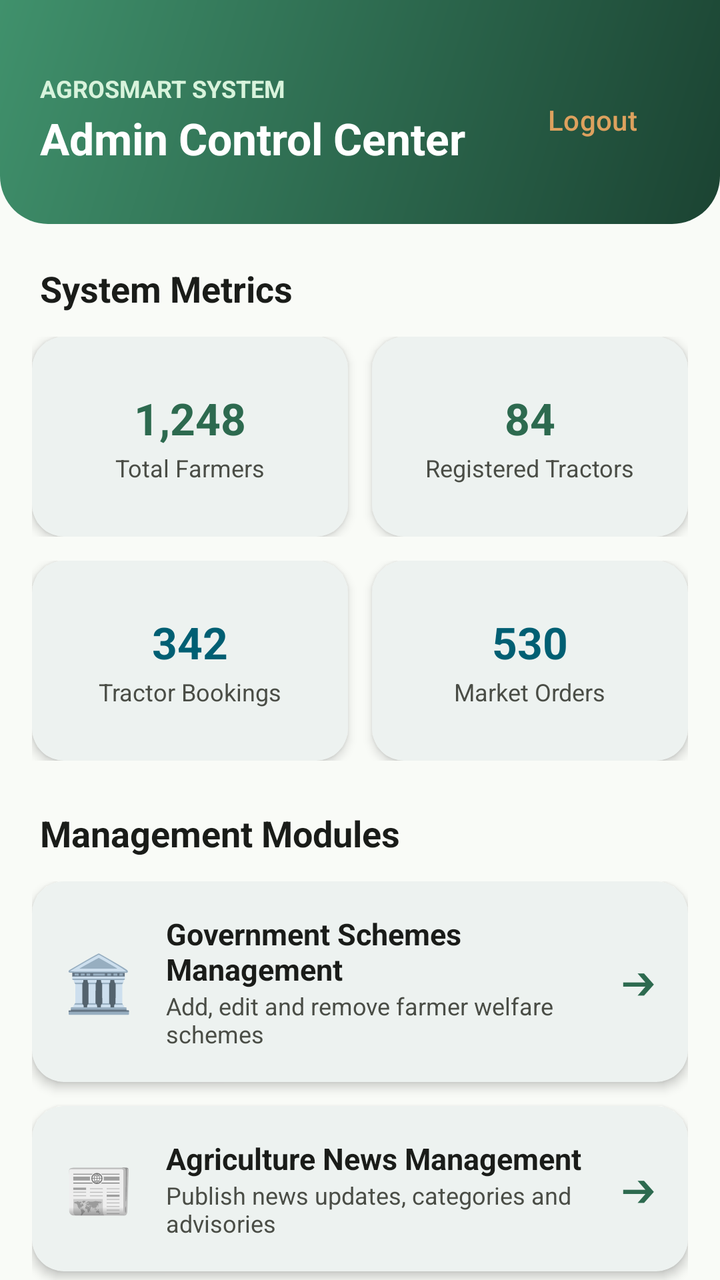
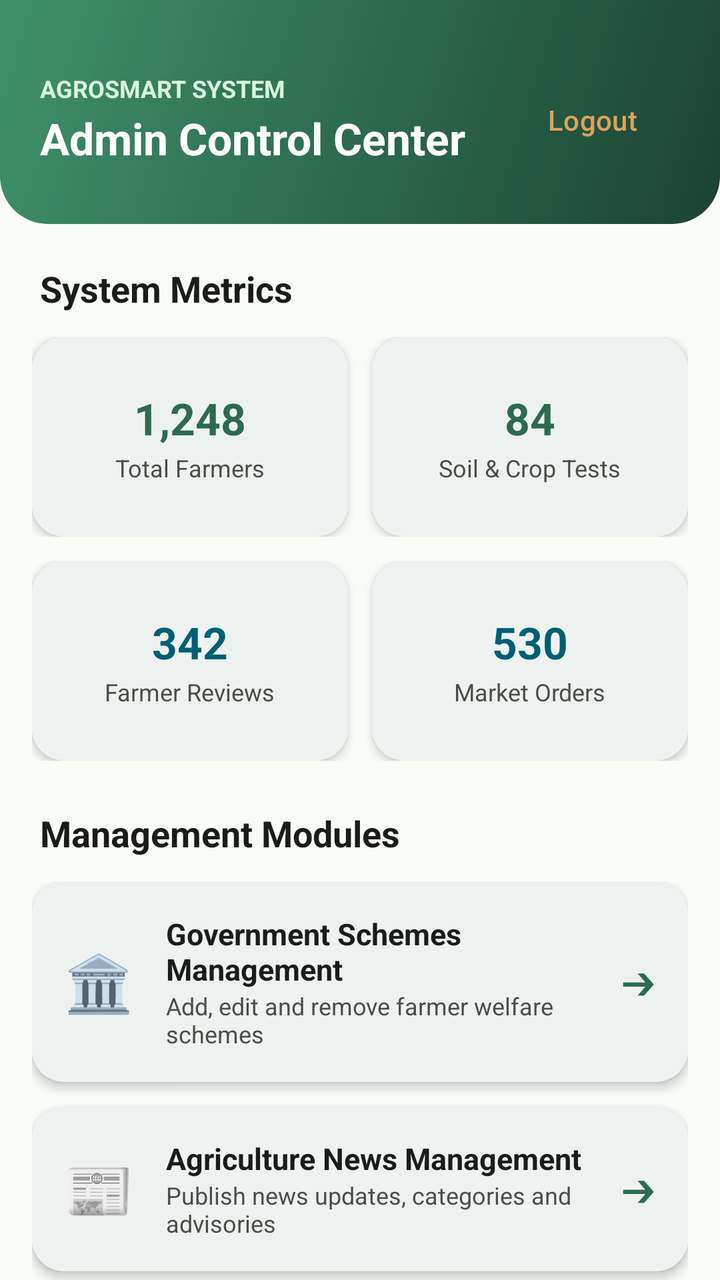

Compare the two renders of this Android layout. The source of the first and the diff that turns it into the second are given below.
<!-- AndroidManifest.xml: application theme Theme.AgroSmart -->
<!-- res/layout/activity_admin_dashboard.xml -->
<?xml version="1.0" encoding="utf-8"?>
<androidx.core.widget.NestedScrollView xmlns:android="http://schemas.android.com/apk/res/android"
    xmlns:app="http://schemas.android.com/apk/res-auto"
    xmlns:tools="http://schemas.android.com/tools"
    android:layout_width="match_parent"
    android:layout_height="match_parent"
    android:background="@color/bg_warm_cream">

    <LinearLayout
        android:layout_width="match_parent"
        android:layout_height="wrap_content"
        android:orientation="vertical"
        android:paddingBottom="32dp">

        
        <androidx.constraintlayout.widget.ConstraintLayout
            android:layout_width="match_parent"
            android:layout_height="wrap_content"
            android:background="@drawable/bg_gradient_header"
            android:paddingStart="20dp"
            android:paddingTop="36dp"
            android:paddingEnd="20dp"
            android:paddingBottom="28dp">

            <TextView
                android:id="@+id/tvAdminTag"
                android:layout_width="wrap_content"
                android:layout_height="wrap_content"
                android:text="AGROSMART SYSTEM"
                android:textColor="@color/forest_green_surface"
                android:textSize="12sp"
                android:textStyle="bold"
                app:layout_constraintStart_toStartOf="parent"
                app:layout_constraintTop_toTopOf="parent" />

            <TextView
                android:id="@+id/tvAdminTitle"
                android:layout_width="0dp"
                android:layout_height="wrap_content"
                android:layout_marginTop="2dp"
                android:text="Admin Control Center"
                android:textColor="@color/white"
                android:textSize="22sp"
                android:textStyle="bold"
                app:layout_constraintEnd_toStartOf="@+id/btnLogout"
                app:layout_constraintStart_toStartOf="parent"
                app:layout_constraintTop_toBottomOf="@+id/tvAdminTag" />

            <com.google.android.material.button.MaterialButton
                android:id="@+id/btnLogout"
                style="@style/Widget.Material3.Button.TextButton"
                android:layout_width="wrap_content"
                android:layout_height="wrap_content"
                android:text="Logout"
                android:textColor="@color/harvest_wheat"
                app:layout_constraintBottom_toBottomOf="@+id/tvAdminTitle"
                app:layout_constraintEnd_toEndOf="parent"
                app:layout_constraintTop_toTopOf="@+id/tvAdminTag" />
        </androidx.constraintlayout.widget.ConstraintLayout>

        
        <TextView
            android:layout_width="wrap_content"
            android:layout_height="wrap_content"
            android:layout_marginStart="20dp"
            android:layout_marginTop="20dp"
            android:layout_marginBottom="12dp"
            android:text="System Metrics"
            android:textColor="@color/text_primary"
            android:textSize="18sp"
            android:textStyle="bold" />

        
        <LinearLayout
            android:layout_width="match_parent"
            android:layout_height="wrap_content"
            android:orientation="horizontal"
            android:paddingStart="16dp"
            android:paddingEnd="16dp">

            <com.google.android.material.card.MaterialCardView
                style="@style/Widget.AgroSmart.Card"
                android:layout_width="0dp"
                android:layout_height="100dp"
                android:layout_marginEnd="6dp"
                android:layout_weight="1">

                <LinearLayout
                    android:layout_width="match_parent"
                    android:layout_height="match_parent"
                    android:gravity="center"
                    android:orientation="vertical"
                    android:padding="12dp">

                    <TextView
                        android:id="@+id/tvTotalFarmers"
                        android:layout_width="wrap_content"
                        android:layout_height="wrap_content"
                        android:text="1,248"
                        android:textColor="@color/forest_green_primary"
                        android:textSize="22sp"
                        android:textStyle="bold" />

                    <TextView
                        android:layout_width="wrap_content"
                        android:layout_height="wrap_content"
                        android:layout_marginTop="2dp"
                        android:text="Total Farmers"
                        android:textColor="@color/text_secondary"
                        android:textSize="12sp" />
                </LinearLayout>
            </com.google.android.material.card.MaterialCardView>

            <com.google.android.material.card.MaterialCardView
                style="@style/Widget.AgroSmart.Card"
                android:layout_width="0dp"
                android:layout_height="100dp"
                android:layout_marginStart="6dp"
                android:layout_weight="1">

                <LinearLayout
                    android:layout_width="match_parent"
                    android:layout_height="match_parent"
                    android:gravity="center"
                    android:orientation="vertical"
                    android:padding="12dp">

                    <TextView
                        android:id="@+id/tvTotalTractors"
                        android:layout_width="wrap_content"
                        android:layout_height="wrap_content"
                        android:text="84"
                        android:textColor="@color/forest_green_primary"
                        android:textSize="22sp"
                        android:textStyle="bold" />

                    <TextView
                        android:layout_width="wrap_content"
                        android:layout_height="wrap_content"
                        android:layout_marginTop="2dp"
                        android:text="Registered Tractors"
                        android:textColor="@color/text_secondary"
                        android:textSize="12sp" />
                </LinearLayout>
            </com.google.android.material.card.MaterialCardView>
        </LinearLayout>

        
        <LinearLayout
            android:layout_width="match_parent"
            android:layout_height="wrap_content"
            android:layout_marginTop="12dp"
            android:orientation="horizontal"
            android:paddingStart="16dp"
            android:paddingEnd="16dp">

            <com.google.android.material.card.MaterialCardView
                style="@style/Widget.AgroSmart.Card"
                android:layout_width="0dp"
                android:layout_height="100dp"
                android:layout_marginEnd="6dp"
                android:layout_weight="1">

                <LinearLayout
                    android:layout_width="match_parent"
                    android:layout_height="match_parent"
                    android:gravity="center"
                    android:orientation="vertical"
                    android:padding="12dp">

                    <TextView
                        android:id="@+id/tvTotalBookings"
                        android:layout_width="wrap_content"
                        android:layout_height="wrap_content"
                        android:text="342"
                        android:textColor="@color/deep_teal"
                        android:textSize="22sp"
                        android:textStyle="bold" />

                    <TextView
                        android:layout_width="wrap_content"
                        android:layout_height="wrap_content"
                        android:layout_marginTop="2dp"
                        android:text="Tractor Bookings"
                        android:textColor="@color/text_secondary"
                        android:textSize="12sp" />
                </LinearLayout>
            </com.google.android.material.card.MaterialCardView>

            <com.google.android.material.card.MaterialCardView
                style="@style/Widget.AgroSmart.Card"
                android:layout_width="0dp"
                android:layout_height="100dp"
                android:layout_marginStart="6dp"
                android:layout_weight="1">

                <LinearLayout
                    android:layout_width="match_parent"
                    android:layout_height="match_parent"
                    android:gravity="center"
                    android:orientation="vertical"
                    android:padding="12dp">

                    <TextView
                        android:id="@+id/tvTotalOrders"
                        android:layout_width="wrap_content"
                        android:layout_height="wrap_content"
                        android:text="530"
                        android:textColor="@color/deep_teal"
                        android:textSize="22sp"
                        android:textStyle="bold" />

                    <TextView
                        android:layout_width="wrap_content"
                        android:layout_height="wrap_content"
                        android:layout_marginTop="2dp"
                        android:text="Market Orders"
                        android:textColor="@color/text_secondary"
                        android:textSize="12sp" />
                </LinearLayout>
            </com.google.android.material.card.MaterialCardView>
        </LinearLayout>

        
        <TextView
            android:layout_width="wrap_content"
            android:layout_height="wrap_content"
            android:layout_marginStart="20dp"
            android:layout_marginTop="24dp"
            android:layout_marginBottom="12dp"
            android:text="Management Modules"
            android:textColor="@color/text_primary"
            android:textSize="18sp"
            android:textStyle="bold" />

        
        <LinearLayout
            android:layout_width="match_parent"
            android:layout_height="wrap_content"
            android:orientation="vertical"
            android:paddingStart="16dp"
            android:paddingEnd="16dp">

            
            <com.google.android.material.card.MaterialCardView
                android:id="@+id/cardManageSchemes"
                style="@style/Widget.AgroSmart.Card"
                android:layout_width="match_parent"
                android:layout_height="wrap_content"
                android:layout_marginBottom="12dp"
                android:clickable="true"
                android:focusable="true">

                <LinearLayout
                    android:layout_width="match_parent"
                    android:layout_height="wrap_content"
                    android:gravity="center_vertical"
                    android:orientation="horizontal"
                    android:padding="16dp">

                    <TextView
                        android:layout_width="wrap_content"
                        android:layout_height="wrap_content"
                        android:text="🏛️"
                        android:textSize="28sp" />

                    <LinearLayout
                        android:layout_width="0dp"
                        android:layout_height="wrap_content"
                        android:layout_marginStart="16dp"
                        android:layout_weight="1"
                        android:orientation="vertical">

                        <TextView
                            android:layout_width="wrap_content"
                            android:layout_height="wrap_content"
                            android:text="Government Schemes Management"
                            android:textColor="@color/text_primary"
                            android:textSize="15sp"
                            android:textStyle="bold" />

                        <TextView
                            android:layout_width="wrap_content"
                            android:layout_height="wrap_content"
                            android:text="Add, edit and remove farmer welfare schemes"
                            android:textColor="@color/text_secondary"
                            android:textSize="12sp" />
                    </LinearLayout>

                    <TextView
                        android:layout_width="wrap_content"
                        android:layout_height="wrap_content"
                        android:text="➔"
                        android:textColor="@color/forest_green_primary"
                        android:textSize="18sp" />
                </LinearLayout>
            </com.google.android.material.card.MaterialCardView>

            
            <com.google.android.material.card.MaterialCardView
                android:id="@+id/cardManageNews"
                style="@style/Widget.AgroSmart.Card"
                android:layout_width="match_parent"
                android:layout_height="wrap_content"
                android:layout_marginBottom="12dp"
                android:clickable="true"
                android:focusable="true">

                <LinearLayout
                    android:layout_width="match_parent"
                    android:layout_height="wrap_content"
                    android:gravity="center_vertical"
                    android:orientation="horizontal"
                    android:padding="16dp">

                    <TextView
                        android:layout_width="wrap_content"
                        android:layout_height="wrap_content"
                        android:text="📰"
                        android:textSize="28sp" />

                    <LinearLayout
                        android:layout_width="0dp"
                        android:layout_height="wrap_content"
                        android:layout_marginStart="16dp"
                        android:layout_weight="1"
                        android:orientation="vertical">

                        <TextView
                            android:layout_width="wrap_content"
                            android:layout_height="wrap_content"
                            android:text="Agriculture News Management"
                            android:textColor="@color/text_primary"
                            android:textSize="15sp"
                            android:textStyle="bold" />

                        <TextView
                            android:layout_width="wrap_content"
                            android:layout_height="wrap_content"
                            android:text="Publish news updates, categories and advisories"
                            android:textColor="@color/text_secondary"
                            android:textSize="12sp" />
                    </LinearLayout>

                    <TextView
                        android:layout_width="wrap_content"
                        android:layout_height="wrap_content"
                        android:text="➔"
                        android:textColor="@color/forest_green_primary"
                        android:textSize="18sp" />
                </LinearLayout>
            </com.google.android.material.card.MaterialCardView>

            
            <com.google.android.material.card.MaterialCardView
                android:id="@+id/cardManageCropPrices"
                style="@style/Widget.AgroSmart.Card"
                android:layout_width="match_parent"
                android:layout_height="wrap_content"
                android:layout_marginBottom="12dp"
                android:clickable="true"
                android:focusable="true">

                <LinearLayout
                    android:layout_width="match_parent"
                    android:layout_height="wrap_content"
                    android:gravity="center_vertical"
                    android:orientation="horizontal"
                    android:padding="16dp">

                    <TextView
                        android:layout_width="wrap_content"
                        android:layout_height="wrap_content"
                        android:text="📊"
                        android:textSize="28sp" />

                    <LinearLayout
                        android:layout_width="0dp"
                        android:layout_height="wrap_content"
                        android:layout_marginStart="16dp"
                        android:layout_weight="1"
                        android:orientation="vertical">

                        <TextView
                            android:layout_width="wrap_content"
                            android:layout_height="wrap_content"
                            android:text="Crop Prices Management"
                            android:textColor="@color/text_primary"
                            android:textSize="15sp"
                            android:textStyle="bold" />

                        <TextView
                            android:layout_width="wrap_content"
                            android:layout_height="wrap_content"
                            android:text="Update APMC market commodity rates"
                            android:textColor="@color/text_secondary"
                            android:textSize="12sp" />
                    </LinearLayout>

                    <TextView
                        android:layout_width="wrap_content"
                        android:layout_height="wrap_content"
                        android:text="➔"
                        android:textColor="@color/forest_green_primary"
                        android:textSize="18sp" />
                </LinearLayout>
            </com.google.android.material.card.MaterialCardView>

            
            <com.google.android.material.card.MaterialCardView
                android:id="@+id/cardManageCropGuides"
                style="@style/Widget.AgroSmart.Card"
                android:layout_width="match_parent"
                android:layout_height="wrap_content"
                android:layout_marginBottom="12dp"
                android:clickable="true"
                android:focusable="true">

                <LinearLayout
                    android:layout_width="match_parent"
                    android:layout_height="wrap_content"
                    android:gravity="center_vertical"
                    android:orientation="horizontal"
                    android:padding="16dp">

                    <TextView
                        android:layout_width="wrap_content"
                        android:layout_height="wrap_content"
                        android:text="🌿"
                        android:textSize="28sp" />

                    <LinearLayout
                        android:layout_width="0dp"
                        android:layout_height="wrap_content"
                        android:layout_marginStart="16dp"
                        android:layout_weight="1"
                        android:orientation="vertical">

                        <TextView
                            android:layout_width="wrap_content"
                            android:layout_height="wrap_content"
                            android:text="Crop Guides &amp; Disease Directory"
                            android:textColor="@color/text_primary"
                            android:textSize="15sp"
                            android:textStyle="bold" />

                        <TextView
                            android:layout_width="wrap_content"
                            android:layout_height="wrap_content"
                            android:text="Maintain agronomic care guides and symptoms"
                            android:textColor="@color/text_secondary"
                            android:textSize="12sp" />
                    </LinearLayout>

                    <TextView
                        android:layout_width="wrap_content"
                        android:layout_height="wrap_content"
                        android:text="➔"
                        android:textColor="@color/forest_green_primary"
                        android:textSize="18sp" />
                </LinearLayout>
            </com.google.android.material.card.MaterialCardView>

            
            <com.google.android.material.card.MaterialCardView
                android:id="@+id/cardManageTractors"
                style="@style/Widget.AgroSmart.Card"
                android:layout_width="match_parent"
                android:layout_height="wrap_content"
                android:layout_marginBottom="12dp"
                android:clickable="true"
                android:focusable="true">

                <LinearLayout
                    android:layout_width="match_parent"
                    android:layout_height="wrap_content"
                    android:gravity="center_vertical"
                    android:orientation="horizontal"
                    android:padding="16dp">

                    <TextView
                        android:layout_width="wrap_content"
                        android:layout_height="wrap_content"
                        android:text="🚜"
                        android:textSize="28sp" />

                    <LinearLayout
                        android:layout_width="0dp"
                        android:layout_height="wrap_content"
                        android:layout_marginStart="16dp"
                        android:layout_weight="1"
                        android:orientation="vertical">

                        <TextView
                            android:layout_width="wrap_content"
                            android:layout_height="wrap_content"
                            android:text="Tractor Listings &amp; Bookings"
                            android:textColor="@color/text_primary"
                            android:textSize="15sp"
                            android:textStyle="bold" />

                        <TextView
                            android:layout_width="wrap_content"
                            android:layout_height="wrap_content"
                            android:text="Review rental requests and owner listings"
                            android:textColor="@color/text_secondary"
                            android:textSize="12sp" />
                    </LinearLayout>

                    <TextView
                        android:layout_width="wrap_content"
                        android:layout_height="wrap_content"
                        android:text="➔"
                        android:textColor="@color/forest_green_primary"
                        android:textSize="18sp" />
                </LinearLayout>
            </com.google.android.material.card.MaterialCardView>

            
            <com.google.android.material.card.MaterialCardView
                android:id="@+id/cardBroadcastAlerts"
                style="@style/Widget.AgroSmart.Card"
                android:layout_width="match_parent"
                android:layout_height="wrap_content"
                android:clickable="true"
                android:focusable="true">

                <LinearLayout
                    android:layout_width="match_parent"
                    android:layout_height="wrap_content"
                    android:gravity="center_vertical"
                    android:orientation="horizontal"
                    android:padding="16dp">

                    <TextView
                        android:layout_width="wrap_content"
                        android:layout_height="wrap_content"
                        android:text="📢"
                        android:textSize="28sp" />

                    <LinearLayout
                        android:layout_width="0dp"
                        android:layout_height="wrap_content"
                        android:layout_marginStart="16dp"
                        android:layout_weight="1"
                        android:orientation="vertical">

                        <TextView
                            android:layout_width="wrap_content"
                            android:layout_height="wrap_content"
                            android:text="Broadcast Notifications"
                            android:textColor="@color/text_primary"
                            android:textSize="15sp"
                            android:textStyle="bold" />

                        <TextView
                            android:layout_width="wrap_content"
                            android:layout_height="wrap_content"
                            android:text="Push advisories and urgent alerts to farmers"
                            android:textColor="@color/text_secondary"
                            android:textSize="12sp" />
                    </LinearLayout>

                    <TextView
                        android:layout_width="wrap_content"
                        android:layout_height="wrap_content"
                        android:text="➔"
                        android:textColor="@color/forest_green_primary"
                        android:textSize="18sp" />
                </LinearLayout>
            </com.google.android.material.card.MaterialCardView>

        </LinearLayout>

    </LinearLayout>
</androidx.core.widget.NestedScrollView>
<!-- resources referenced by this layout -->
<resources>
  <color name="bg_warm_cream">#F9FBF7</color>
  <color name="deep_teal">#005F73</color>
  <color name="forest_green_primary">#2D6A4F</color>
  <color name="forest_green_surface">#D8F3DC</color>
  <color name="harvest_wheat">#DDA15E</color>
  <color name="text_primary">#1A1C19</color>
  <color name="text_secondary">#4A4D46</color>
  <color name="white">#FFFFFF</color>
  <!-- drawable bg_gradient_header (drawable) -->
  <?xml version="1.0" encoding="utf-8"?>
  <shape xmlns:android="http://schemas.android.com/apk/res/android"
      android:shape="rectangle">
      <gradient
          android:angle="135"
          android:startColor="@color/forest_green_dark"
          android:centerColor="@color/forest_green_primary"
          android:endColor="@color/forest_green_light"
          android:type="linear"/>
      <corners
          android:bottomLeftRadius="24dp"
          android:bottomRightRadius="24dp"/>
  </shape>
  <style name="Widget.AgroSmart.Card" parent="Widget.Material3.CardView.Elevated">
          <item name="cardCornerRadius">16dp</item>
          <item name="cardElevation">3dp</item>
          <item name="strokeWidth">0dp</item>
          <item name="cardBackgroundColor">@color/bg_card_surface</item>
      </style>
  <style name="Theme.AgroSmart" parent="Theme.Material3.DayNight.NoActionBar">
          
          <item name="colorPrimary">@color/forest_green_primary</item>
          <item name="colorPrimaryVariant">@color/forest_green_dark</item>
          <item name="colorOnPrimary">@color/white</item>
          <item name="colorSecondary">@color/leaf_green</item>
          <item name="colorSecondaryVariant">@color/forest_green_light</item>
          <item name="colorOnSecondary">@color/white</item>
  
          
          <item name="android:windowBackground">@color/bg_warm_cream</item>
          <item name="colorSurface">@color/bg_card_surface</item>
          <item name="colorOnSurface">@color/text_primary</item>
  
          
          <item name="android:statusBarColor">@color/forest_green_dark</item>
          <item name="android:windowLightStatusBar">false</item>
          <item name="android:navigationBarColor">@color/white</item>
          <item name="android:windowLightNavigationBar">true</item>
      </style>
  <color name="forest_green_dark">#1B4332</color>
  <color name="forest_green_light">#40916C</color>
  <color name="bg_card_surface">#FFFFFF</color>
  <color name="leaf_green">#52B788</color>
</resources>

<!-- the commit's change to res/layout/activity_admin_dashboard.xml (unified diff, before → after) -->
@@ -126,7 +126,7 @@
                     android:padding="12dp">
 
                     <TextView
-                        android:id="@+id/tvTotalTractors"
+                        android:id="@+id/tvTotalAdvisories"
                         android:layout_width="wrap_content"
                         android:layout_height="wrap_content"
                         android:text="84"
@@ -138,7 +138,7 @@
                         android:layout_width="wrap_content"
                         android:layout_height="wrap_content"
                         android:layout_marginTop="2dp"
-                        android:text="Registered Tractors"
+                        android:text="Soil &amp; Crop Tests"
                         android:textColor="@color/text_secondary"
                         android:textSize="12sp" />
                 </LinearLayout>
@@ -169,7 +169,7 @@
                     android:padding="12dp">
 
                     <TextView
-                        android:id="@+id/tvTotalBookings"
+                        android:id="@+id/tvTotalFeedback"
                         android:layout_width="wrap_content"
                         android:layout_height="wrap_content"
                         android:text="342"
@@ -181,7 +181,7 @@
                         android:layout_width="wrap_content"
                         android:layout_height="wrap_content"
                         android:layout_marginTop="2dp"
-                        android:text="Tractor Bookings"
+                        android:text="Farmer Reviews"
                         android:textColor="@color/text_secondary"
                         android:textSize="12sp" />
                 </LinearLayout>
@@ -461,9 +461,9 @@
                 </LinearLayout>
             </com.google.android.material.card.MaterialCardView>
 
-            
-            <com.google.android.material.card.MaterialCardView
-                android:id="@+id/cardManageTractors"
+                        
+            <com.google.android.material.card.MaterialCardView
+                android:id="@+id/cardManageFeedback"
                 style="@style/Widget.AgroSmart.Card"
                 android:layout_width="match_parent"
                 android:layout_height="wrap_content"
@@ -481,7 +481,7 @@
                     <TextView
                         android:layout_width="wrap_content"
                         android:layout_height="wrap_content"
-                        android:text="🚜"
+                        android:text="⭐"
                         android:textSize="28sp" />
 
                     <LinearLayout
@@ -494,7 +494,7 @@
                         <TextView
                             android:layout_width="wrap_content"
                             android:layout_height="wrap_content"
-                            android:text="Tractor Listings &amp; Bookings"
+                            android:text="Farmer Feedback &amp; Field Reviews"
                             android:textColor="@color/text_primary"
                             android:textSize="15sp"
                             android:textStyle="bold" />
@@ -502,7 +502,7 @@
                         <TextView
                             android:layout_width="wrap_content"
                             android:layout_height="wrap_content"
-                            android:text="Review rental requests and owner listings"
+                            android:text="Inspect farmer ratings, suggestions and field usability"
                             android:textColor="@color/text_secondary"
                             android:textSize="12sp" />
                     </LinearLayout>
@@ -518,10 +518,11 @@
 
             
             <com.google.android.material.card.MaterialCardView
-                android:id="@+id/cardBroadcastAlerts"
+                android:id="@+id/cardTriageDisease"
                 style="@style/Widget.AgroSmart.Card"
                 android:layout_width="match_parent"
                 android:layout_height="wrap_content"
+                android:layout_marginBottom="12dp"
                 android:clickable="true"
                 android:focusable="true">
 
@@ -535,6 +536,60 @@
                     <TextView
                         android:layout_width="wrap_content"
                         android:layout_height="wrap_content"
+                        android:text="🚨"
+                        android:textSize="28sp" />
+
+                    <LinearLayout
+                        android:layout_width="0dp"
+                        android:layout_height="wrap_content"
+                        android:layout_marginStart="16dp"
+                        android:layout_weight="1"
+                        android:orientation="vertical">
+
+                        <TextView
+                            android:layout_width="wrap_content"
+                            android:layout_height="wrap_content"
+                            android:text="Disease Outbreak Triage"
+                            android:textColor="@color/text_primary"
+                            android:textSize="15sp"
+                            android:textStyle="bold" />
+
+                        <TextView
+                            android:layout_width="wrap_content"
+                            android:layout_height="wrap_content"
+                            android:text="Verify farmer disease reports and broadcast regional alerts"
+                            android:textColor="@color/text_secondary"
+                            android:textSize="12sp" />
+                    </LinearLayout>
+
+                    <TextView
+                        android:layout_width="wrap_content"
+                        android:layout_height="wrap_content"
+                        android:text="➔"
+                        android:textColor="@color/forest_green_primary"
+                        android:textSize="18sp" />
+                </LinearLayout>
+            </com.google.android.material.card.MaterialCardView>
+
+            
+            <com.google.android.material.card.MaterialCardView
+                android:id="@+id/cardBroadcastAlerts"
+                style="@style/Widget.AgroSmart.Card"
+                android:layout_width="match_parent"
+                android:layout_height="wrap_content"
+                android:clickable="true"
+                android:focusable="true">
+
+                <LinearLayout
+                    android:layout_width="match_parent"
+                    android:layout_height="wrap_content"
+                    android:gravity="center_vertical"
+                    android:orientation="horizontal"
+                    android:padding="16dp">
+
+                    <TextView
+                        android:layout_width="wrap_content"
+                        android:layout_height="wrap_content"
                         android:text="📢"
                         android:textSize="28sp" />
 
